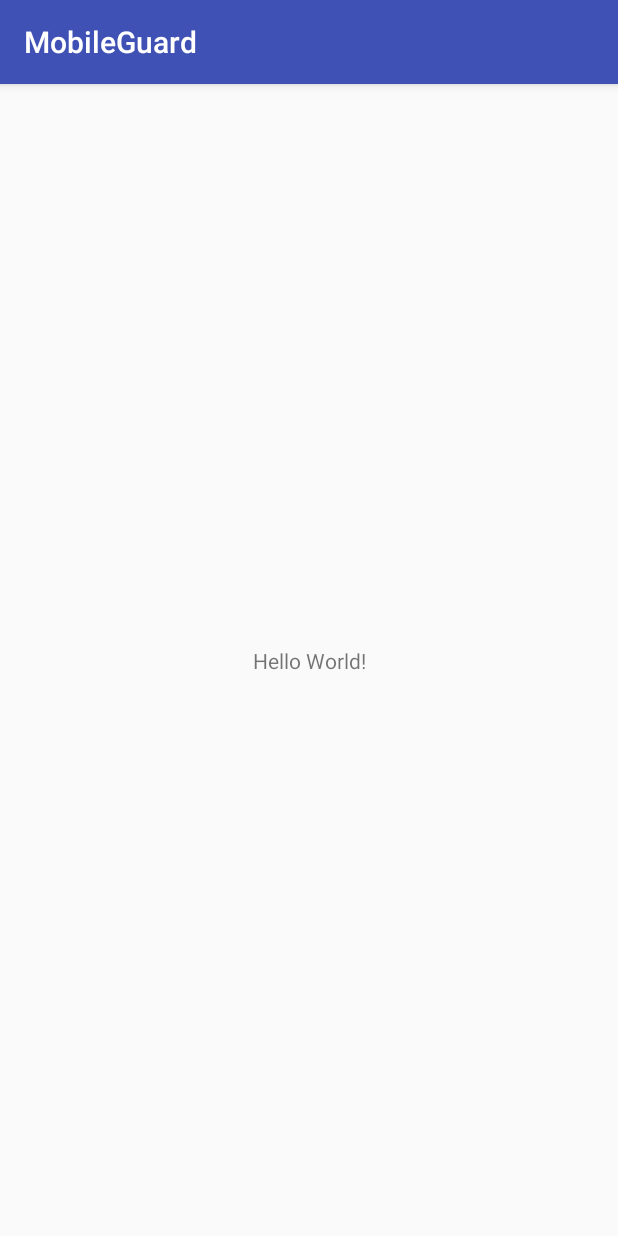
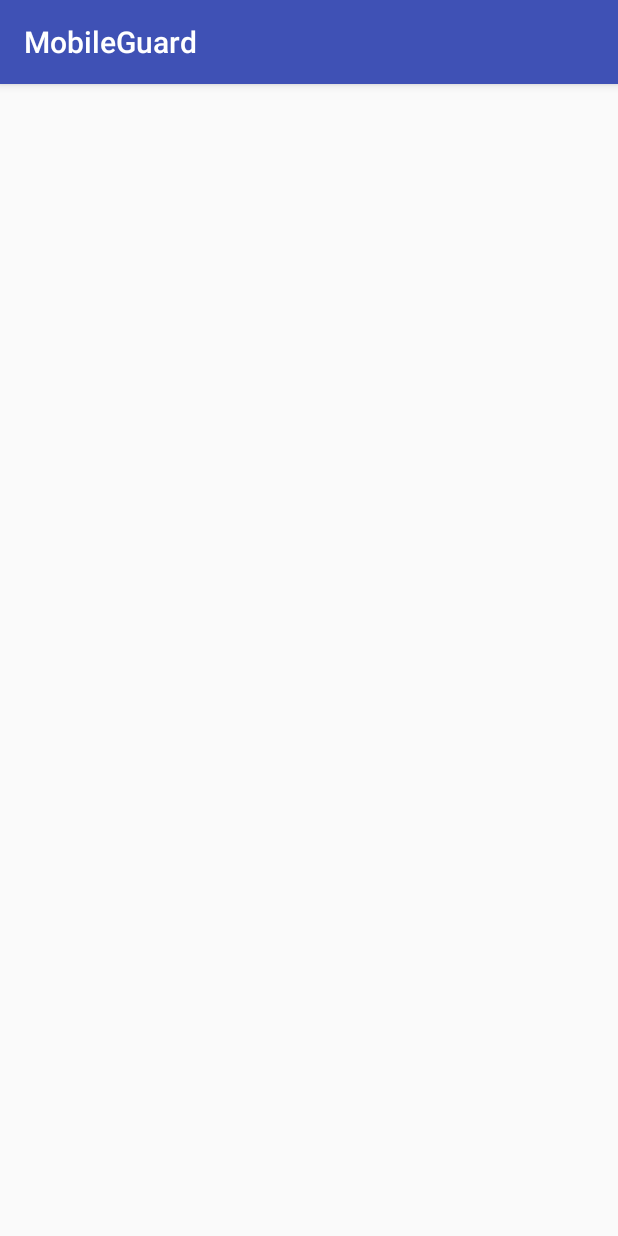
Before and after one commit to fungray/MobileGuard, an Android app: the screen it shows after launch (SplashActivity), on a phone screen of 412 x 824 dp. Run offline under Robolectric (Android 15) with nearby library versions, the phone set to English and light mode, and no system bars.

Commit message:
修改了layout

```diff
--- a/app/build.gradle
+++ b/app/build.gradle
@@ -17,8 +17,7 @@ android {
             proguardFiles getDefaultProguardFile('proguard-android.txt'), 'proguard-rules.pro'
         }
     }
-}
-packageingOptions{
+    packagingOptions{
         exclude 'META-INF/DEPENDENCIES.txt'
         exclude 'META-INF/LICENSE.txt'
         exclude 'META-INF/NOTICE.txt'
@@ -29,8 +28,9 @@ packageingOptions{
         exclude 'META-INF/license.txt'
         exclude 'META-INF/dependencies,txt'
         exclude 'META-INF/LGPL2.1'
+    }
+}
 
-}
 
 dependencies {
     compile fileTree(dir: 'libs', include: ['*.jar'])
@@ -38,6 +38,5 @@ dependencies {
         exclude group: 'com.android.support', module: 'support-annotations'
     })
     compile 'com.android.support:appcompat-v7:25.3.1'
-    compile ' com.android.support.constraint:constraint-layout:1.0.0-alpha9'
     testCompile 'junit:junit:4.12'
 }
--- a/app/src/main/res/layout/activity_main_splash.xml
+++ b/app/src/main/res/layout/activity_main_splash.xml
@@ -1,19 +1,4 @@
 <?xml version="1.0" encoding="utf-8"?>
-<android.support.constraint.ConstraintLayout
-    xmlns:android="http://schemas.android.com/apk/res/android"
-    xmlns:app="http://schemas.android.com/apk/res-auto"
-    xmlns:tools="http://schemas.android.com/tools"
+<LinearLayout android:layout_height="match_parent"
     android:layout_width="match_parent"
-    android:layout_height="match_parent"
-    tools:context="cn.edu.gdmec.android.mobileguard.SplashActivity">
-
-    <TextView
-        android:layout_width="wrap_content"
-        android:layout_height="wrap_content"
-        android:text="Hello World!"
-        app:layout_constraintBottom_toBottomOf="parent"
-        app:layout_constraintLeft_toLeftOf="parent"
-        app:layout_constraintRight_toRightOf="parent"
-        app:layout_constraintTop_toTopOf="parent"/>
-
-</android.support.constraint.ConstraintLayout>
+    xmlns:android="http://schemas.android.com/apk/res/android" />
```
Lines whose indentation alone changed are shown as unchanged.
